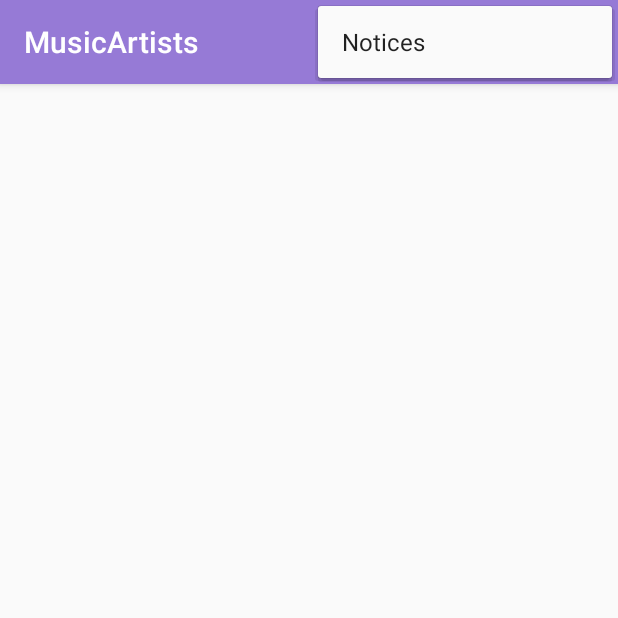
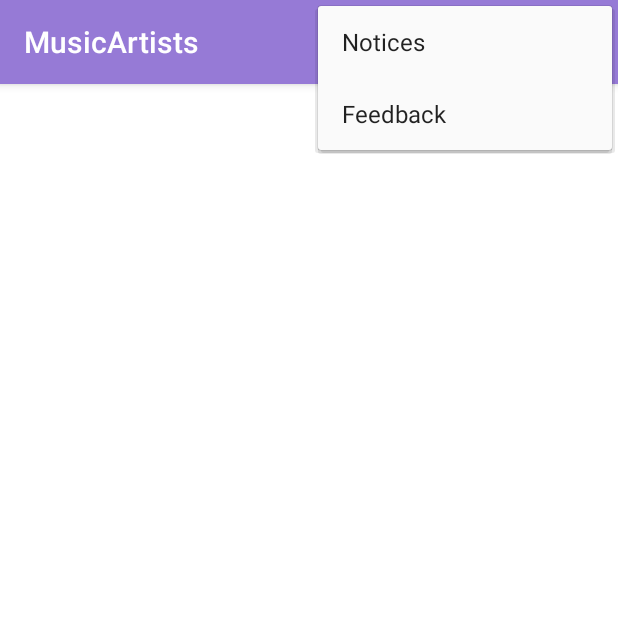
Before and after one commit to Tayrinn/yandex-mobilization, an Android app: the screen it shows after launch (MainActivity), with the options menu open, on a phone screen of 412 x 824 dp, the top half of it. Run offline under Robolectric (Android 15) with nearby library versions, the phone set to English and light mode, and no system bars; libraries missing offline, so code that uses them is left out: com.nostra13.universalimageloader, de.psdev.licensesdialog, io.realm, retrofit.http, rx.android.schedulers and 3 more; 10 statements that could not run were skipped.

Commit message:
fix merge failed

```diff
--- a/app/src/main/AndroidManifest.xml
+++ b/app/src/main/AndroidManifest.xml
@@ -14,7 +14,7 @@
         android:name=".MyApplication"
         android:theme="@style/AppTheme">
         <activity
-            android:name=".MainActivity"
+            android:name=".ui.MainActivity"
             android:label="@string/app_name"
             android:theme="@style/AppTheme.NoActionBar">
             <intent-filter>
@@ -23,8 +23,6 @@
                 <category android:name="android.intent.category.LAUNCHER"/>
             </intent-filter>
         </activity>
-        <activity android:name=".DetailActivity"
-                  android:theme="@style/AppTheme.NoActionBar"/>
     </application>
 
 </manifest>
--- a/app/src/main/java/com/volha/yandex/school/musicartists/MainActivity.java
+++ /dev/null
@@ -1,181 +0,0 @@
-package com.volha.yandex.school.musicartists;
-
-import android.os.Bundle;
-import android.support.design.widget.Snackbar;
-import android.support.v4.content.ContextCompat;
-import android.support.v4.widget.SwipeRefreshLayout;
-import android.support.v7.app.AppCompatActivity;
-import android.support.v7.widget.DefaultItemAnimator;
-import android.support.v7.widget.LinearLayoutManager;
-import android.support.v7.widget.RecyclerView;
-import android.support.v7.widget.Toolbar;
-import android.view.Menu;
-import android.view.MenuItem;
-import android.view.View;
-import android.widget.ProgressBar;
-
-import com.nostra13.universalimageloader.core.ImageLoader;
-import com.volha.yandex.school.musicartists.data.Artist;
-import com.volha.yandex.school.musicartists.data.Cover;
-import com.volha.yandex.school.musicartists.data.RealmString;
-import com.volha.yandex.school.musicartists.mainlist.ArtistsRecyclerAdapter;
-import com.volha.yandex.school.musicartists.retrofit.ApiServices;
-
-import java.util.ArrayList;
-import java.util.List;
-import java.util.concurrent.TimeUnit;
-
-import de.psdev.licensesdialog.LicensesDialog;
-import io.realm.Realm;
-import io.realm.RealmConfiguration;
-import io.realm.RealmResults;
-import rx.Subscriber;
-import rx.android.schedulers.AndroidSchedulers;
-import rx.schedulers.Schedulers;
-import rx.subscriptions.CompositeSubscription;
-
-public class MainActivity extends AppCompatActivity {
-
-    private RecyclerView recyclerView;
-    private SwipeRefreshLayout swipeRefreshLayout;
-    private ProgressBar progressBar;
-
-    private ArtistsRecyclerAdapter adapter;
-    private Realm realm;
-    private CompositeSubscription compositeSubscription = new CompositeSubscription();
-
-    @Override
-    protected void onCreate( Bundle savedInstanceState ) {
-        super.onCreate( savedInstanceState );
-
-        setContentView( R.layout.activity_main );
-
-        progressBar = ( ProgressBar ) findViewById( R.id.list_progress );
-        Toolbar toolbar = ( Toolbar ) findViewById( R.id.toolbar );
-        setSupportActionBar( toolbar );
-
-        RealmConfiguration realmConfig = new RealmConfiguration.Builder( this ).build();
-        realm = Realm.getInstance( realmConfig );
-        RealmResults<Artist> artists = realm.where( Artist.class ).findAll();
-
-        ImageLoader imageLoader = ImageLoader.getInstance();
-
-        adapter = new ArtistsRecyclerAdapter( getArrayListFromRealmResult( artists ), imageLoader, this );
-
-        recyclerView = ( RecyclerView ) findViewById( R.id.recyclerView );
-        recyclerView.setLayoutManager( new LinearLayoutManager( this ) );
-        recyclerView.setItemAnimator( new DefaultItemAnimator() );
-        recyclerView.setAdapter( adapter );
-
-        if ( artists.size() == 0 ) { // if there is no data in db, show progress
-            recyclerView.setVisibility( View.GONE );
-            progressBar.setVisibility( View.VISIBLE );
-        }
-
-        swipeRefreshLayout = ( SwipeRefreshLayout ) findViewById( R.id.swipeRefresh );
-        swipeRefreshLayout.setColorSchemeColors( getIntColor( R.color.colorAccent ), getIntColor( R.color.colorPrimary ) );
-        swipeRefreshLayout.setOnRefreshListener( new SwipeRefreshLayout.OnRefreshListener() {
-            @Override
-            public void onRefresh() {
-                downloadArtists();
-            }
-        } );
-
-        downloadArtists();
-    }
-
-    public int getIntColor( int color ) {
-        return ContextCompat.getColor( this, color );
-    }
-
-    private void downloadArtists() {
-
-        ApiServices apiServices = new ApiServices();
-        compositeSubscription.add(
-            apiServices
-                .getArtists()
-                .cache()
-                .timeout( 30, TimeUnit.SECONDS )
-                .observeOn( AndroidSchedulers.mainThread() )
-                .subscribeOn( Schedulers.newThread() )
-                .subscribe( new Subscriber<List<Artist>>() {
-                    @Override
-                    public void onCompleted() {
-
-                        stopProgress();
-                    }
-
-                    @Override
-                    public void onError( Throwable e ) {
-                        stopProgress();
-                        Snackbar.make( recyclerView, R.string.no_data, Snackbar.LENGTH_INDEFINITE )
-                                .setAction( R.string.reload, onReloadActionClick )
-                                .setActionTextColor( ContextCompat.getColor( MainActivity.this, R.color.colorAccent ) )
-                                .show();
-                    }
-
-                    @Override
-                    public void onNext( List<Artist> artists ) {
-                        realm.beginTransaction();
-                        realm.clear( Artist.class ); // delete all manually
-                        realm.clear( Cover.class ); // because realm don't have
-                        realm.clear( RealmString.class ); // cascade delete
-                        realm.copyToRealm( artists );
-                        realm.commitTransaction();
-                        adapter.updateData( ( ArrayList<Artist> ) artists );
-                    }
-                } )
-        );
-
-    }
-
-    private View.OnClickListener onReloadActionClick = new View.OnClickListener() {
-        @Override
-        public void onClick( View v ) {
-            swipeRefreshLayout.setRefreshing( true );
-            downloadArtists();
-        }
-    };
-
-    private void stopProgress() {
-        swipeRefreshLayout.setRefreshing( false );
-        progressBar.setVisibility( View.GONE );
-        recyclerView.setVisibility( View.VISIBLE );
-    }
-
-    @Override
-    public boolean onCreateOptionsMenu( Menu menu ) {
-        // Inflate the menu; this adds items to the action bar if it is present.
-        getMenuInflater().inflate( R.menu.menu_main, menu );
-        return true;
-    }
-
-    @Override
-    protected void onDestroy() {
-        super.onDestroy();
-        realm.close();
-        compositeSubscription.unsubscribe();
-    }
-
-    @Override
-    public boolean onOptionsItemSelected( MenuItem item ) {
-        int id = item.getItemId();
-        if ( id == R.id.action_notices ) {
-            new LicensesDialog.Builder(this)
-                    .setNotices(R.raw.notices)
-                    .build()
-                    .show();
-            return true;
-        }
-
-        return super.onOptionsItemSelected( item );
-    }
-
-    private ArrayList<Artist> getArrayListFromRealmResult( RealmResults<Artist> artists ) {
-        ArrayList<Artist> result = new ArrayList<>( artists.size() );
-        for ( Artist artist : artists ) {
-            result.add( artist );
-        }
-        return result;
-    }
-}
--- a/app/src/main/res/layout/activity_main.xml
+++ b/app/src/main/res/layout/activity_main.xml
@@ -1,27 +1,11 @@
 <?xml version="1.0" encoding="utf-8"?>
-<android.support.design.widget.CoordinatorLayout
+<FrameLayout
+    android:id="@+id/contentPanel"
     xmlns:android="http://schemas.android.com/apk/res/android"
-    xmlns:app="http://schemas.android.com/apk/res-auto"
     xmlns:tools="http://schemas.android.com/tools"
     android:layout_width="match_parent"
     android:layout_height="match_parent"
-    android:fitsSystemWindows="true"
-    tools:context="com.volha.yandex.school.musicartists.MainActivity">
+    android:fitsSystemWindows="false"
+    tools:context=".ui.MainActivity">
 
-    <android.support.design.widget.AppBarLayout
-        android:layout_width="match_parent"
-        android:layout_height="wrap_content"
-        android:theme="@style/AppTheme.AppBarOverlay">
-
-        <android.support.v7.widget.Toolbar
-            android:id="@+id/toolbar"
-            android:layout_width="match_parent"
-            android:layout_height="?attr/actionBarSize"
-            android:background="?attr/colorPrimary"
-            app:popupTheme="@style/AppTheme.PopupOverlay"/>
-
-    </android.support.design.widget.AppBarLayout>
-
-    <include layout="@layout/content_main"/>
-
-</android.support.design.widget.CoordinatorLayout>
+</FrameLayout>
--- a/app/src/main/res/layout/content_main.xml
+++ b/app/src/main/res/layout/content_main.xml
@@ -5,8 +5,9 @@
     xmlns:tools="http://schemas.android.com/tools"
     android:layout_width="match_parent"
     android:layout_height="match_parent"
+    android:background="@android:color/white"
     app:layout_behavior="@string/appbar_scrolling_view_behavior"
-    tools:context="com.volha.yandex.school.musicartists.MainActivity"
+    tools:context=".ui.MainActivity"
     tools:showIn="@layout/activity_main">
 
     <android.support.v4.widget.SwipeRefreshLayout
--- a/app/src/main/res/menu/menu_main.xml
+++ b/app/src/main/res/menu/menu_main.xml
@@ -1,10 +1,14 @@
 <menu xmlns:android="http://schemas.android.com/apk/res/android"
       xmlns:app="http://schemas.android.com/apk/res-auto"
       xmlns:tools="http://schemas.android.com/tools"
-      tools:context="com.volha.yandex.school.musicartists.MainActivity">
+      tools:context=".ui.MainActivity">
     <item
         android:id="@+id/action_notices"
-        android:orderInCategory="100"
         android:title="@string/action_notices"
         app:showAsAction="never"/>
+
+    <item
+        android:id="@+id/action_feedback"
+        android:title="@string/action_feedback"
+        app:showAsAction="never"/>
 </menu>
--- a/app/src/main/res/values/strings.xml
+++ b/app/src/main/res/values/strings.xml
@@ -1,9 +1,12 @@
 <resources>
     <string name="app_name">MusicArtists</string>
     <string name="action_notices">Notices</string>
+    <string name="action_feedback">Feedback</string>
     <string name="albums_and_tracks" formatted="false">%d альбомов, %d песен</string>
     <string name="album_cover_transition_name">image_album_transition</string>
     <string name="about">Биография</string>
     <string name="reload">Обновить</string>
     <string name="no_data">Не удалось загрузить данные</string>
+    <string name="extra_subject">Music Artists support</string>
+    <string name="extra_email">aver.kev@gmail.com</string>
 </resources>
```
Also changed, not shown: app/src/main/java/com/volha/yandex/school/musicartists/DetailActivity.java (deleted, +0 -81 lines), app/src/main/java/com/volha/yandex/school/musicartists/mainlist/ArtistsRecyclerAdapter.java (+12 -18 lines), gradle/wrapper/gradle-wrapper.properties.
